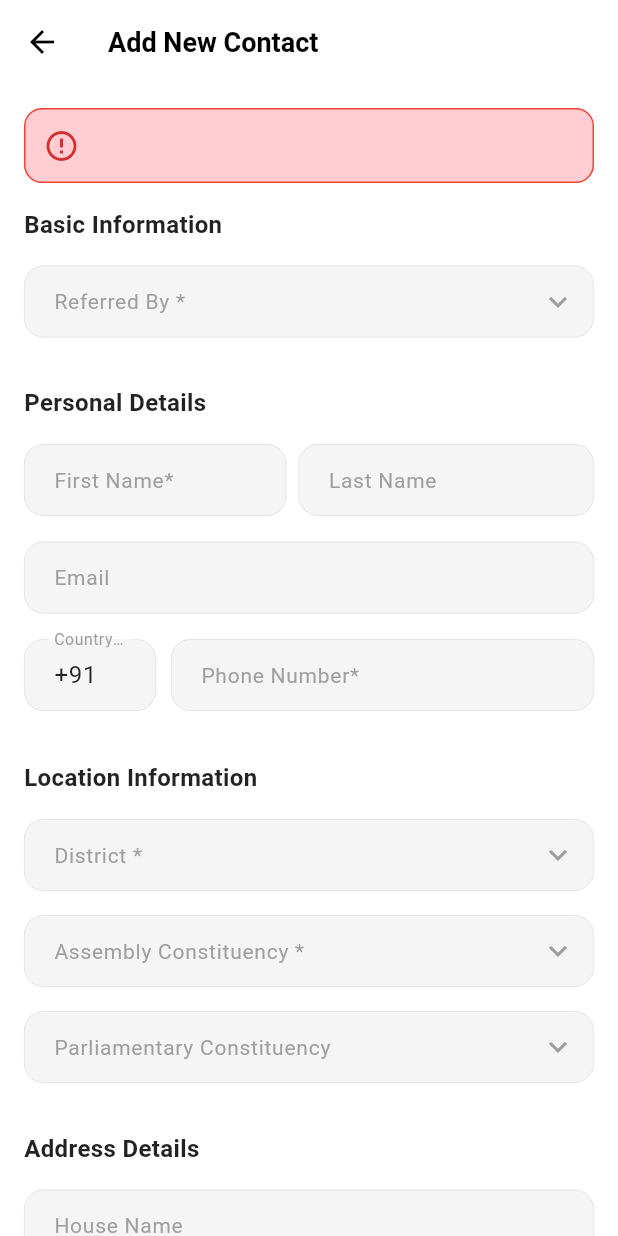
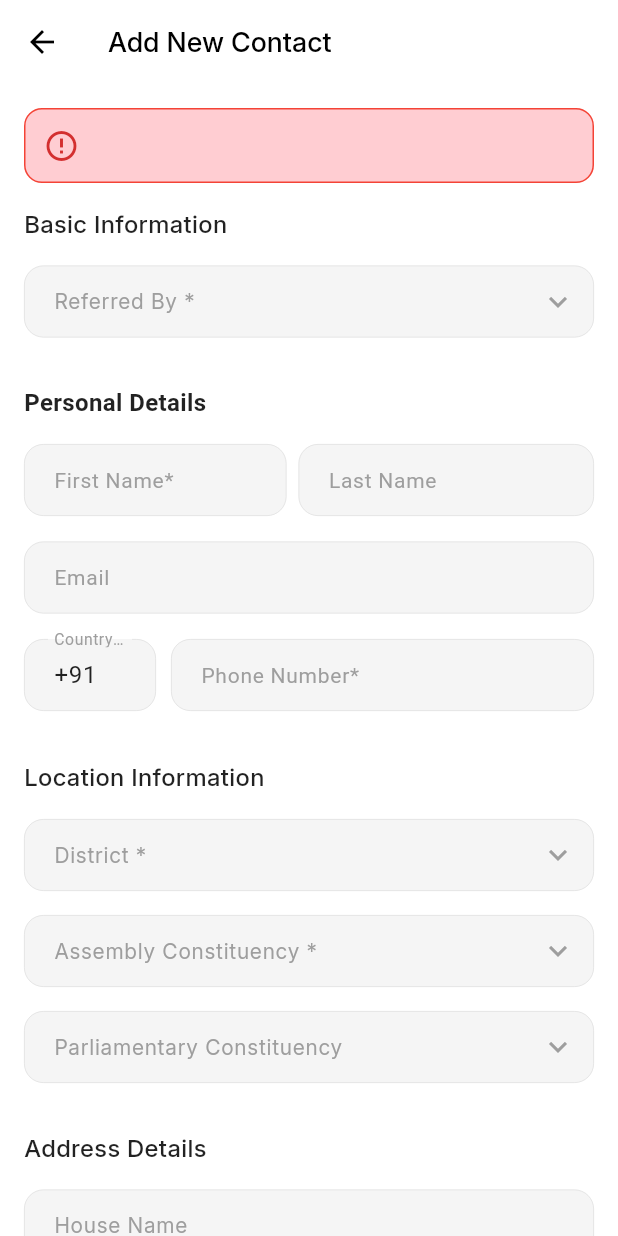
Before and after one commit to alanjoseph2004/contact_app, a Flutter app: the NewAllContactUI screen opened directly with empty values, on a phone screen of 412 x 824 dp. Run offline on Flutter 3.47's test engine with Material 3 defaults, Android fonts, the phone set to English and light mode, and no system bars; our stand-ins replace shared_preferences; accounts and stored records are empty.

Commit message:
font changes to new and all contact creation

```diff
--- a/lib/screens/new_all_contact_ui.dart
+++ b/lib/screens/new_all_contact_ui.dart
@@ -135,6 +135,7 @@ class NewAllContactUI extends StatelessWidget {
             color: Colors.black,
             fontSize: 18,
             fontWeight: FontWeight.w600,
+            fontFamily: 'Inter',
           ),
         ),
       ),
@@ -145,7 +146,15 @@ class NewAllContactUI extends StatelessWidget {
                 children: [
                   CircularProgressIndicator(),
                   SizedBox(height: 16),
-                  Text('Loading data...'),
+                  Text(
+                    'Loading data...',
+                    style: TextStyle(
+                      fontFamily: 'Inter',
+                      fontWeight: FontWeight.w400,
+                      fontSize: 16,
+                      color: Colors.black87,
+                    ),
+                  ),
                 ],
               ),
             )
@@ -173,7 +182,15 @@ class NewAllContactUI extends StatelessWidget {
                             items: primaryContacts.map((contact) {
                               return DropdownMenuItem<int?>(
                                 value: contact['id'],
-                                child: Text(contact['name'] ?? 'Unknown'),
+                                child: Text(
+                                  contact['name'] ?? 'Unknown',
+                                  style: const TextStyle(
+                                    fontFamily: 'Inter',
+                                    fontWeight: FontWeight.w400,
+                                    fontSize: 16,
+                                    color: Colors.black87,
+                                  ),
+                                ),
                               );
                             }).toList(),
                             onChanged: onReferredByChanged,
@@ -211,7 +228,15 @@ class NewAllContactUI extends StatelessWidget {
                             items: districts.map((district) {
                               return DropdownMenuItem<int?>(
                                 value: district['id'],
-                                child: Text(district['name'] ?? 'Unknown'),
+                                child: Text(
+                                  district['name'] ?? 'Unknown',
+                                  style: const TextStyle(
+                                    fontFamily: 'Inter',
+                                    fontWeight: FontWeight.w400,
+                                    fontSize: 16,
+                                    color: Colors.black87,
+                                  ),
+                                ),
                               );
                             }).toList(),
                             onChanged: onDistrictChanged,
@@ -231,7 +256,15 @@ class NewAllContactUI extends StatelessWidget {
                             items: assemblyConstituencies.map((constituency) {
                               return DropdownMenuItem<int?>(
                                 value: constituency['id'],
-                                child: Text(constituency['name'] ?? 'Unknown'),
+                                child: Text(
+                                  constituency['name'] ?? 'Unknown',
+                                  style: const TextStyle(
+                                    fontFamily: 'Inter',
+                                    fontWeight: FontWeight.w400,
+                                    fontSize: 16,
+                                    color: Colors.black87,
+                                  ),
+                                ),
                               );
                             }).toList(),
                             onChanged: selectedDistrict != null ? onAssemblyConstituencyChanged : (value) {},
@@ -251,7 +284,15 @@ class NewAllContactUI extends StatelessWidget {
                             items: parliamentaryConstituencies.map((constituency) {
                               return DropdownMenuItem<int?>(
                                 value: constituency['id'],
-                                child: Text(constituency['name'] ?? 'Unknown'),
+                                child: Text(
+                                  constituency['name'] ?? 'Unknown',
+                                  style: const TextStyle(
+                                    fontFamily: 'Inter',
+                                    fontWeight: FontWeight.w400,
+                                    fontSize: 16,
+                                    color: Colors.black87,
+                                  ),
+                                ),
                               );
                             }).toList(),
                             onChanged: onParliamentaryConstituencyChanged,
@@ -423,6 +464,8 @@ class NewAllContactUI extends StatelessWidget {
                             style: TextStyle(
                               color: Colors.white,
                               fontSize: 16,
+                              fontFamily: 'Inter',
+                              fontWeight: FontWeight.w400,
                             ),
                           ),
                         ],
--- a/lib/utils/form_utils.dart
+++ b/lib/utils/form_utils.dart
@@ -1,7 +1,7 @@
 import 'package:flutter/material.dart';
 
 class FormUtils {
-  // Common text field styling - Updated to match PersonalDetailsWidget
+  // Common text field styling - Updated to use Inter font
   static Widget buildTextField({
     required TextEditingController controller,
     required String labelText,
@@ -19,6 +19,8 @@ class FormUtils {
       style: const TextStyle(
         fontSize: 16,
         color: Colors.black87,
+        fontFamily: 'Inter',
+        fontWeight: FontWeight.w400,
       ),
       decoration: InputDecoration(
         labelText: labelText,
@@ -26,30 +28,31 @@ class FormUtils {
           fontSize: 14,
           color: Colors.grey,
           fontWeight: FontWeight.w400,
+          fontFamily: 'Inter',
         ),
         filled: true,
-        fillColor: const Color(0xFFF5F5F5), // Updated to match PersonalDetailsWidget
+        fillColor: const Color(0xFFF5F5F5),
         border: OutlineInputBorder(
-          borderRadius: BorderRadius.circular(13), // Updated to match PersonalDetailsWidget
-          borderSide: const BorderSide(color: Color(0xFFE0E0E0), width: 0.5), // Reduced thickness
+          borderRadius: BorderRadius.circular(13),
+          borderSide: const BorderSide(color: Color(0xFFE0E0E0), width: 0.5),
         ),
         enabledBorder: OutlineInputBorder(
           borderRadius: BorderRadius.circular(13),
-          borderSide: const BorderSide(color: Color(0xFFE0E0E0), width: 0.5), // Reduced thickness
+          borderSide: const BorderSide(color: Color(0xFFE0E0E0), width: 0.5),
         ),
         focusedBorder: OutlineInputBorder(
           borderRadius: BorderRadius.circular(13),
-          borderSide: const BorderSide(color: Color(0xFF4285F4), width: 1.5), // Reduced thickness
+          borderSide: const BorderSide(color: Color(0xFF4285F4), width: 1.5),
         ),
         errorBorder: OutlineInputBorder(
           borderRadius: BorderRadius.circular(13),
-          borderSide: const BorderSide(color: Colors.red, width: 0.5), // Reduced thickness
+          borderSide: const BorderSide(color: Colors.red, width: 0.5),
         ),
         focusedErrorBorder: OutlineInputBorder(
           borderRadius: BorderRadius.circular(13),
-          borderSide: const BorderSide(color: Colors.red, width: 1.5), // Reduced thickness
+          borderSide: const BorderSide(color: Colors.red, width: 1.5),
         ),
-        contentPadding: const EdgeInsets.only( // Updated to match PersonalDetailsWidget
+        contentPadding: const EdgeInsets.only(
           top: 10,
           right: 16,
           bottom: 10,
@@ -60,7 +63,7 @@ class FormUtils {
     );
   }
 
-  // Common dropdown field styling - Updated to match PersonalDetailsWidget
+  // Common dropdown field styling - Updated to use Inter font
   static Widget buildDropdownField<T>({
     required T? value,
     required String labelText,
@@ -77,30 +80,31 @@ class FormUtils {
           fontSize: 14,
           color: Colors.grey,
           fontWeight: FontWeight.w400,
+          fontFamily: 'Inter',
         ),
         filled: true,
-        fillColor: const Color(0xFFF5F5F5), // Updated to match PersonalDetailsWidget
+        fillColor: const Color(0xFFF5F5F5),
         border: OutlineInputBorder(
-          borderRadius: BorderRadius.circular(13), // Updated to match PersonalDetailsWidget
-          borderSide: const BorderSide(color: Color(0xFFE0E0E0), width: 0.5), // Reduced thickness
+          borderRadius: BorderRadius.circular(13),
+          borderSide: const BorderSide(color: Color(0xFFE0E0E0), width: 0.5),
         ),
         enabledBorder: OutlineInputBorder(
           borderRadius: BorderRadius.circular(13),
-          borderSide: const BorderSide(color: Color(0xFFE0E0E0), width: 0.5), // Reduced thickness
+          borderSide: const BorderSide(color: Color(0xFFE0E0E0), width: 0.5),
         ),
         focusedBorder: OutlineInputBorder(
           borderRadius: BorderRadius.circular(13),
-          borderSide: const BorderSide(color: Color(0xFF4285F4), width: 1.5), // Reduced thickness
+          borderSide: const BorderSide(color: Color(0xFF4285F4), width: 1.5),
         ),
         errorBorder: OutlineInputBorder(
           borderRadius: BorderRadius.circular(13),
-          borderSide: const BorderSide(color: Colors.red, width: 0.5), // Reduced thickness
+          borderSide: const BorderSide(color: Colors.red, width: 0.5),
         ),
         focusedErrorBorder: OutlineInputBorder(
           borderRadius: BorderRadius.circular(13),
-          borderSide: const BorderSide(color: Colors.red, width: 1.5), // Reduced thickness
+          borderSide: const BorderSide(color: Colors.red, width: 1.5),
         ),
-        contentPadding: const EdgeInsets.only( // Updated to match PersonalDetailsWidget
+        contentPadding: const EdgeInsets.only(
           top: 10,
           right: 16,
           bottom: 10,
@@ -111,6 +115,8 @@ class FormUtils {
       style: const TextStyle(
         fontSize: 16,
         color: Colors.black87,
+        fontFamily: 'Inter',
+        fontWeight: FontWeight.w400,
       ),
       items: items,
       onChanged: onChanged,
@@ -118,7 +124,7 @@ class FormUtils {
     );
   }
 
-  // Common section title styling
+  // Common section title styling - Updated to use Inter font
   static Widget buildSectionTitle(String title) {
     return Text(
       title,
@@ -126,6 +132,7 @@ class FormUtils {
         fontSize: 16,
         fontWeight: FontWeight.w600,
         color: Colors.black87,
+        fontFamily: 'Inter',
       ),
     );
   }
@@ -182,7 +189,7 @@ class FormUtils {
     return null;
   }
 
-  // Common loading overlay
+  // Common loading overlay - Updated to use Inter font
   static Widget buildLoadingOverlay({
     required String message,
     required bool isVisible,
@@ -202,7 +209,11 @@ class FormUtils {
                 const SizedBox(height: 16),
                 Text(
                   message,
-                  style: const TextStyle(fontSize: 16),
+                  style: const TextStyle(
+                    fontSize: 16,
+                    fontFamily: 'Inter',
+                    fontWeight: FontWeight.w400,
+                  ),
                 ),
               ],
             ),
@@ -212,7 +223,7 @@ class FormUtils {
     );
   }
 
-  // Common error message display
+  // Common error message display - Updated to use Inter font
   static Widget buildErrorMessage(String? errorMessage) {
     if (errorMessage == null) return const SizedBox.shrink();
 
@@ -231,7 +242,11 @@ class FormUtils {
           Expanded(
             child: Text(
               errorMessage,
-              style: TextStyle(color: Colors.red.shade900),
+              style: TextStyle(
+                color: Colors.red.shade900,
+                fontFamily: 'Inter',
+                fontWeight: FontWeight.w400,
+              ),
             ),
           ),
         ],
```
Also changed, not shown: lib/screens/new_primary_contact_ui.dart (+46 -7 lines).
